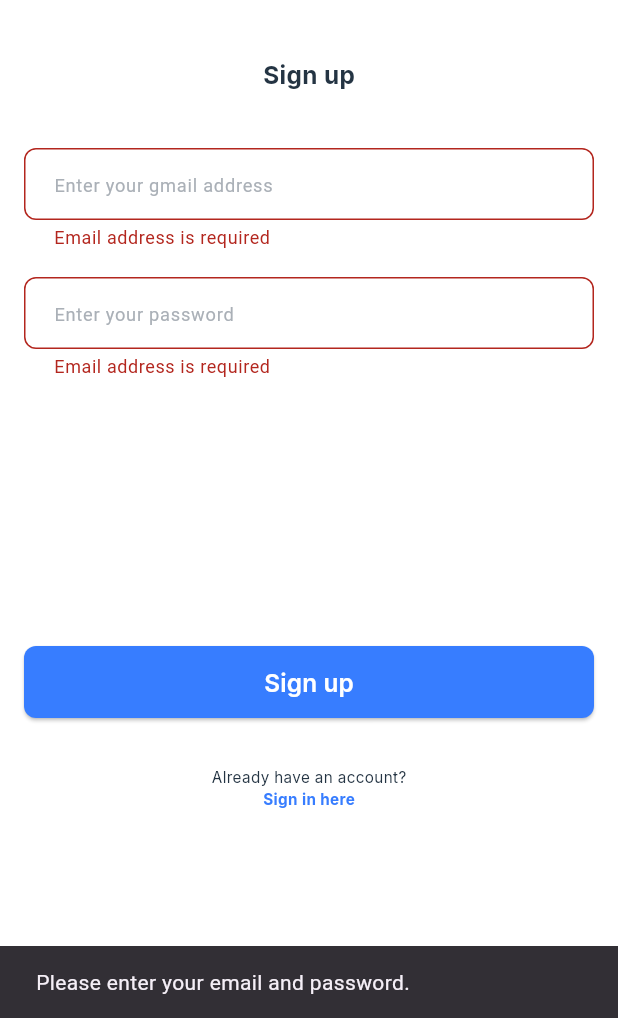
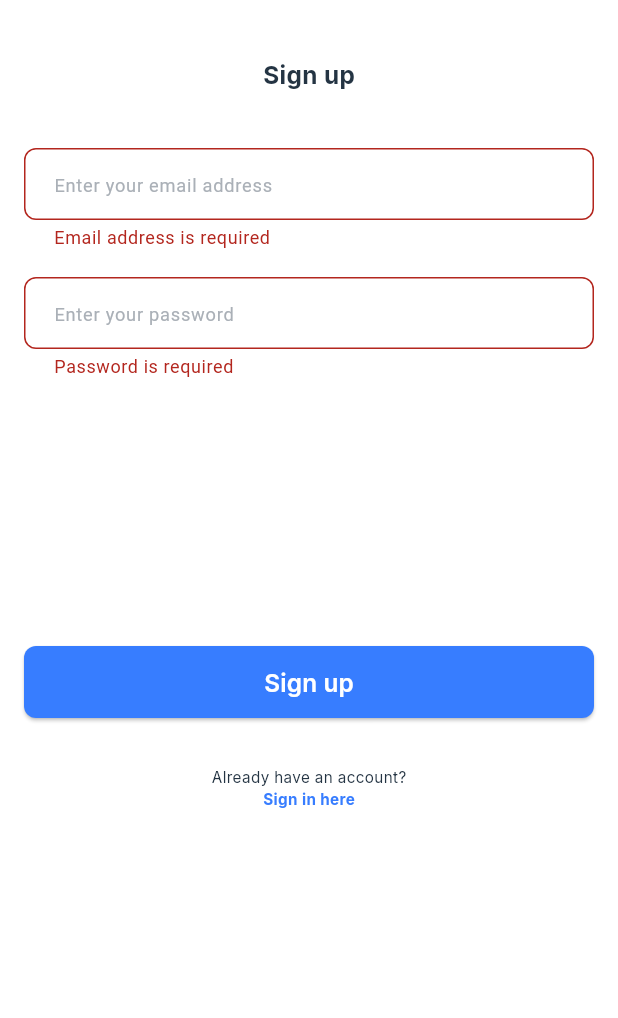
Before and after one commit to raufzer/talky-app, a Flutter app: the SignUpScreen screen opened by its route, after a tap on "Sign up", on a phone screen of 412 x 824 dp, the part 218-1236 px from its top. Run offline on Flutter 3.47's test engine with Material 3 defaults, Android fonts, the light colour scheme and no system bars; drawn by our look-alikes of modal_progress_hud_nsn; our stand-ins replace firebase_auth, firebase_core, flutter_bloc, flutter_screenutil, flutter_svg, google_fonts; accounts and stored records are empty.

Commit message:
refactor(ui): improve code & extract methods

```diff
--- a/lib/screens/sign_up_screen.dart
+++ b/lib/screens/sign_up_screen.dart
@@ -3,6 +3,7 @@
 
 import 'package:flutter/material.dart';
 import 'package:firebase_auth/firebase_auth.dart';
+import 'package:modal_progress_hud_nsn/modal_progress_hud_nsn.dart';
 import 'package:talky_app/services/sign_up_method.dart';
 import 'package:talky_app/utils/show_snack_bar.dart';
 import 'package:talky_app/widgets/custom_button.dart';
@@ -10,6 +11,8 @@ import 'package:talky_app/widgets/custom_title_widget.dart';
 import 'package:talky_app/widgets/input_field_widget.dart';
 import 'package:talky_app/widgets/sign_in_widget.dart';
 import 'package:talky_app/widgets/talky_logo_widget.dart';
+
+import '../utils/validators.dart';
 
 class SignUpScreen extends StatefulWidget {
   const SignUpScreen({super.key});
@@ -22,10 +25,14 @@ class SignUpScreen extends StatefulWidget {
 class _SignUpScreenState extends State<SignUpScreen> {
   String? email;
   String? password;
+  bool isLoading = false;
   GlobalKey<FormState> formKey = GlobalKey();
+
   @override
   Widget build(BuildContext context) {
-    return Scaffold(
+    return ModalProgressHUD(
+      inAsyncCall: isLoading,
+      child: Scaffold(
         backgroundColor: Colors.white,
         body: Form(
           key: formKey,
@@ -50,17 +57,19 @@ class _SignUpScreenState extends State<SignUpScreen> {
               ),
               const SizedBox(height: 38),
               InputFieldWidget(
+                hintText: 'Enter your email address',
+                validator: emailValidator,
                 onChanged: (data) {
                   email = data;
                 },
-              hintText: 'Enter your gmail address',
               ),
               const SizedBox(height: 18),
               InputFieldWidget(
+                hintText: 'Enter your password',
+                validator: passwordValidator,
                 onChanged: (data) {
                   password = data;
                 },
-              hintText: 'Enter your password',
               ),
               const SizedBox(height: 18),
               const SizedBox(height: 160),
@@ -68,17 +77,19 @@ class _SignUpScreenState extends State<SignUpScreen> {
                 text: 'Sign up',
                 onTap: () async {
                   if (formKey.currentState!.validate()) {
+                    isLoading = true;
                     try {
                       var credential = await signUpMethod(email!, password!);
+                      // Handle successful sign-up here
                     } on FirebaseAuthException catch (e) {
                       showSnackbar(
-                        e.message ?? 'There was an error signing up.', context);
+                          e.message ?? 'There was an error signing up.',
+                          context);
                     } catch (e) {
                       showSnackbar('There was an error signing up.', context);
+                    } finally {
+                      isLoading = false;
                     }
-                } else {
-                  showSnackbar(
-                      'Please enter your email and password.', context);
                   }
                 },
               ),
@@ -88,6 +99,7 @@ class _SignUpScreenState extends State<SignUpScreen> {
             ],
           ),
         ),
+      ),
     );
   }
 }
--- a/lib/widgets/input_field_widget.dart
+++ b/lib/widgets/input_field_widget.dart
@@ -3,21 +3,18 @@ import 'package:flutter_screenutil/flutter_screenutil.dart';
 import 'package:talky_app/utils/constants.dart';
 
 class InputFieldWidget extends StatelessWidget {
-   InputFieldWidget(
-      {super.key, required this.hintText, this.onChanged});
-  Function(String)? onChanged;
+  const InputFieldWidget({super.key, required this.hintText, this.onChanged, this.validator});
+
   final String hintText;
+  final Function(String)? onChanged;
+  final String? Function(String?)? validator;
 
   @override
   Widget build(BuildContext context) {
     return Container(
       padding: const EdgeInsets.symmetric(horizontal: 16),
       child: TextFormField(
-        validator: (data){
-          if (data!.isEmpty) return 'Email address is required';
-          if (!data.contains('@')) return 'Invalid email address';
-          return null;
-        },
+        validator: validator,
         onChanged: onChanged,
         keyboardType: TextInputType.emailAddress,
         decoration: InputDecoration(
@@ -27,17 +24,17 @@ class InputFieldWidget extends StatelessWidget {
             color: const Color(0xFFAAB0B7),
           ),
           border: OutlineInputBorder(
-              borderRadius: BorderRadius.circular(8),
-              borderSide: const BorderSide(
-                color: Color(0xFFAAB0B7),
-                width: 1,
-              )),
+            borderRadius: BorderRadius.circular(8),
+            borderSide: const BorderSide(
+              color: Color(0xFFAAB0B7),
+              width: 1,
+            ),
+          ),
           focusedBorder: OutlineInputBorder(
             borderRadius: BorderRadius.circular(8),
             borderSide: const BorderSide(color: blueColor),
           ),
-          contentPadding:
-              const EdgeInsets.symmetric(vertical: 12, horizontal: 16),
+          contentPadding: const EdgeInsets.symmetric(vertical: 12, horizontal: 16),
         ),
       ),
     );
```
Lines whose indentation alone changed are shown as unchanged.
